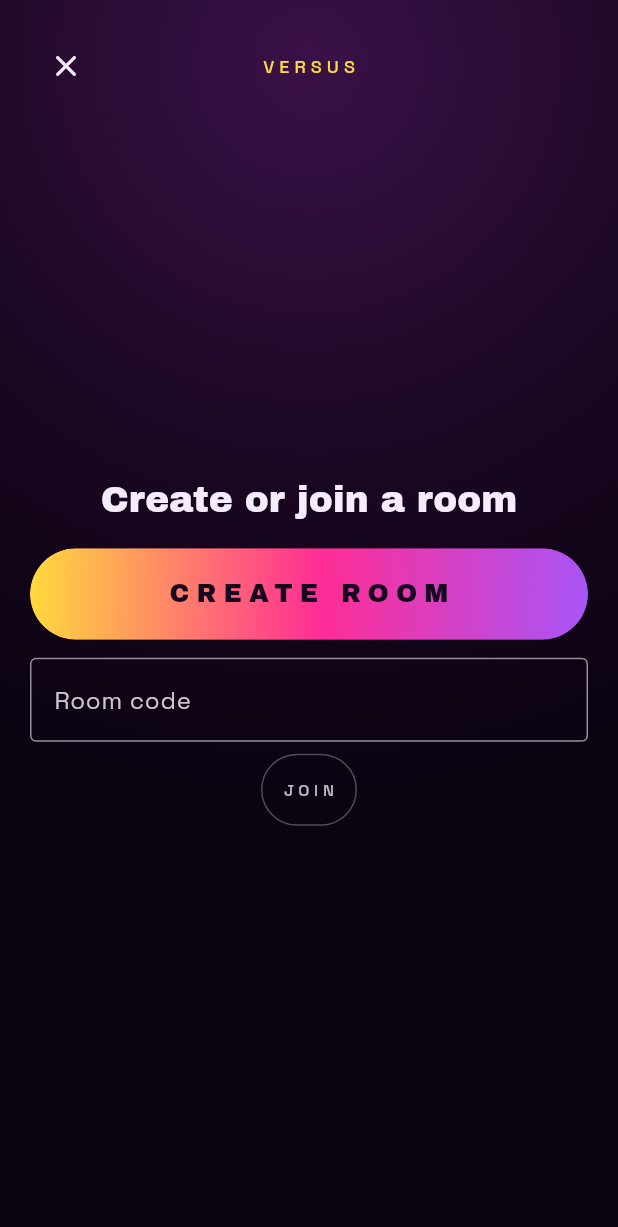
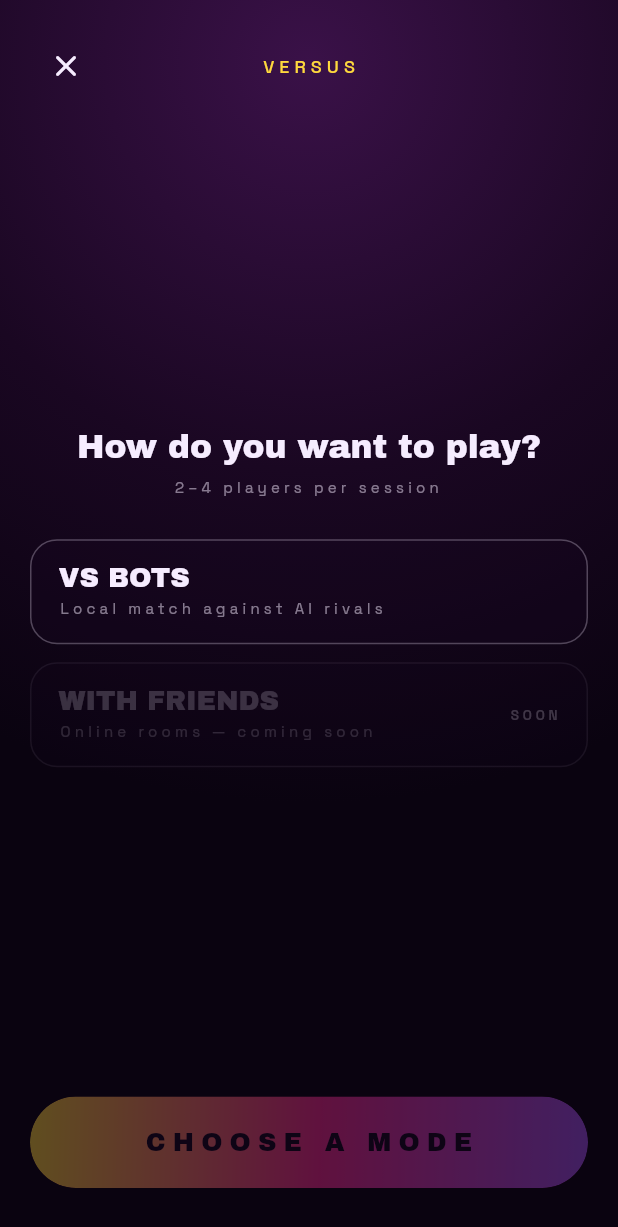
Before and after one commit to Oasis-Forge/popIt, a Flutter app: the VersusLobbyScreen screen opened directly, on a phone screen of 412 x 824 dp. Shown: the top 1227 px of the screen. Run offline on Flutter 3.47's test engine with Material 3 defaults, Android fonts, the phone set to English and light mode, and no system bars; our stand-ins replace just_audio, share_plus, shared_preferences; accounts and stored records are empty.

Commit message:
Add Versus bots lobby with 2–4 players; gray out online friends for now.
Co-authored-by: Cursor <cursoragent@cursor.com>

```diff
--- a/lib/screens/game_screen.dart
+++ b/lib/screens/game_screen.dart
@@ -419,7 +419,12 @@ class _GameScreenState extends State<GameScreen> {
                               if (versus != null) ...[
                                 const SizedBox(height: 8),
                                 Text(
-                                  'You ${versus.local.score} · ${versus.opponent.displayName} ${versus.opponent.score}',
+                                  [
+                                    'You ${versus.local.score}',
+                                    for (final r in versus.rivals)
+                                      '${r.displayName} ${r.score}',
+                                  ].join(' · '),
+                                  textAlign: TextAlign.center,
                                   style: vaultLabel(
                                     size: 11,
                                     color: v.cyan,
--- a/lib/screens/home_screen.dart
+++ b/lib/screens/home_screen.dart
@@ -290,7 +290,7 @@ class _HomeScreenState extends State<HomeScreen>
                       ),
                       const SizedBox(height: 6),
                       Text(
-                        'Friend match · classic rules',
+                        '2–4 players · bots now, friends soon',
                         textAlign: TextAlign.center,
                         style: vaultLabel(
                           size: 9,
--- a/lib/screens/versus_lobby_screen.dart
+++ b/lib/screens/versus_lobby_screen.dart
@@ -17,45 +17,40 @@ class VersusLobbyScreen extends StatefulWidget {
 }
 
 class _VersusLobbyScreenState extends State<VersusLobbyScreen> {
-  final _joinCtrl = TextEditingController();
-  String? _error;
+  VersusMatchKind? _kind;
+  int _playerCount = VersusService.minPlayers;
 
-  @override
-  void dispose() {
-    _joinCtrl.dispose();
-    super.dispose();
-  }
-
-  Future<void> _create() async {
+  Future<void> _startBots() async {
     final services = AppScope.of(context);
+    final versus = services.versusService;
     final meta = services.chartLibrary.byId(services.settings.lastChartId);
     final hash = VersusService.hashChart(meta.id, 0, meta.durationMs);
-    services.versusService.createRoom(chartId: meta.id, chartHash: hash);
-    services.versusService.armStart();
-    setState(() => _error = null);
-  }
 
-  Future<void> _join() async {
-    final services = AppScope.of(context);
-    final meta = services.chartLibrary.byId(services.settings.lastChartId);
-    final hash = VersusService.hashChart(meta.id, 0, meta.durationMs);
-    final err = services.versusService.joinRoom(
-      code: _joinCtrl.text,
-      chartId: meta.id,
-      chartHash: hash,
+    versus.configureLobby(kind: VersusMatchKind.bots, playerCount: _playerCount);
+    versus.createRoom(chartId: meta.id, chartHash: hash);
+    versus.armStart();
+
+    if (!mounted) return;
+    await Navigator.of(context).push(
+      MaterialPageRoute<void>(
+        builder: (_) => GameScreen(
+          config: RunConfig(
+            chartId: versus.chartId ?? 'demo_beat',
+            mode: GameMode.classic,
+            versusRoom: versus.roomCode,
+          ),
+        ),
+      ),
     );
-    if (err != null) {
-      setState(() => _error = err);
-      return;
-    }
-    services.versusService.armStart();
-    setState(() => _error = null);
+    versus.leave();
+    if (mounted) setState(() => _kind = null);
   }
 
   @override
   Widget build(BuildContext context) {
     final v = context.vault;
     final versus = AppScope.of(context).versusService;
+
     return Scaffold(
       body: DecoratedBox(
         decoration: BoxDecoration(gradient: v.roomGradient),
@@ -67,6 +62,7 @@ class _VersusLobbyScreenState extends State<VersusLobbyScreen> {
               return Padding(
                 padding: const EdgeInsets.all(20),
                 child: Column(
+                  crossAxisAlignment: CrossAxisAlignment.stretch,
                   children: [
                     Row(
                       children: [
@@ -89,52 +85,90 @@ class _VersusLobbyScreenState extends State<VersusLobbyScreen> {
                     ),
                     const Spacer(),
                     Text(
-                      versus.roomCode == null
-                          ? 'Create or join a room'
-                          : 'Room ${versus.roomCode}',
-                      style: vaultDisplay(size: 24),
+                      'How do you want to play?',
+                      textAlign: TextAlign.center,
+                      style: vaultDisplay(size: 22),
                     ),
-                    if (_error != null) ...[
                     const SizedBox(height: 8),
                     Text(
-                        _error!,
-                        style: vaultLabel(size: 11, color: v.missRed),
+                      '2–4 players per session',
+                      textAlign: TextAlign.center,
+                      style: vaultLabel(
+                        size: 10,
+                        color: v.paper.withValues(alpha: 0.5),
+                        weight: FontWeight.w400,
+                      ),
+                    ),
+                    const SizedBox(height: 28),
+                    _MatchOption(
+                      selected: _kind == VersusMatchKind.bots,
+                      enabled: true,
+                      title: 'VS BOTS',
+                      subtitle: 'Local match against AI rivals',
+                      onTap: () => setState(() => _kind = VersusMatchKind.bots),
+                    ),
+                    const SizedBox(height: 12),
+                    _MatchOption(
+                      selected: false,
+                      enabled: false,
+                      title: 'WITH FRIENDS',
+                      subtitle: 'Online rooms — coming soon',
+                      onTap: () {},
+                    ),
+                    if (_kind == VersusMatchKind.bots) ...[
+                      const SizedBox(height: 28),
+                      Text(
+                        'PLAYERS',
+                        textAlign: TextAlign.center,
+                        style: vaultLabel(size: 11, color: v.gold),
+                      ),
+                      const SizedBox(height: 12),
+                      Row(
+                        children: [
+                          for (var n = VersusService.minPlayers;
+                              n <= VersusService.maxPlayers;
+                              n++) ...[
+                            if (n > VersusService.minPlayers)
+                              const SizedBox(width: 8),
+                            Expanded(
+                              child: _CountChip(
+                                label: '$n',
+                                selected: _playerCount == n,
+                                onTap: () => setState(() => _playerCount = n),
+                              ),
                             ),
                           ],
-                    const SizedBox(height: 20),
-                    VaultCta(label: 'CREATE ROOM', onPressed: _create),
-                    const SizedBox(height: 12),
-                    TextField(
-                      controller: _joinCtrl,
-                      decoration: const InputDecoration(
-                        labelText: 'Room code',
-                        border: OutlineInputBorder(),
-                      ),
-                      textCapitalization: TextCapitalization.characters,
+                        ],
                       ),
                       const SizedBox(height: 8),
-                    OutlinedButton(
-                      onPressed: _join,
-                      child: const Text('JOIN'),
+                      Text(
+                        'You + ${_playerCount - 1} bot${_playerCount - 1 == 1 ? '' : 's'}',
+                        textAlign: TextAlign.center,
+                        style: vaultLabel(
+                          size: 10,
+                          color: v.paper.withValues(alpha: 0.45),
+                          weight: FontWeight.w400,
                         ),
+                      ),
+                    ],
                     const Spacer(),
-                    if (versus.roomCode != null)
+                    if (_kind == VersusMatchKind.bots)
                       VaultCta(
-                        label: 'START MATCH',
-                        onPressed: () {
-                          Navigator.of(context).push(
-                            MaterialPageRoute<void>(
-                              builder: (_) => GameScreen(
-                                config: RunConfig(
-                                  chartId: versus.chartId ?? 'demo_beat',
-                                  mode: GameMode.classic,
-                                  versusRoom: versus.roomCode,
+                        label: 'START ${_playerCount}P MATCH',
+                        shimmer: true,
+                        onPressed: _startBots,
+                      )
+                    else
+                      Opacity(
+                        opacity: 0.35,
+                        child: IgnorePointer(
+                          child: VaultCta(
+                            label: 'CHOOSE A MODE',
+                            onPressed: () {},
                           ),
                         ),
                       ),
-                          );
-                        },
-                      ),
+                    const SizedBox(height: 12),
                   ],
                 ),
               );
@@ -145,3 +179,126 @@ class _VersusLobbyScreenState extends State<VersusLobbyScreen> {
     );
   }
 }
+
+class _MatchOption extends StatelessWidget {
+  const _MatchOption({
+    required this.selected,
+    required this.enabled,
+    required this.title,
+    required this.subtitle,
+    required this.onTap,
+  });
+
+  final bool selected;
+  final bool enabled;
+  final String title;
+  final String subtitle;
+  final VoidCallback onTap;
+
+  @override
+  Widget build(BuildContext context) {
+    final v = context.vault;
+    final border = selected
+        ? v.gold
+        : v.paper.withValues(alpha: enabled ? 0.28 : 0.12);
+    final titleColor = enabled
+        ? (selected ? v.gold : v.paper)
+        : v.paper.withValues(alpha: 0.35);
+    final subColor = v.paper.withValues(alpha: enabled ? 0.5 : 0.28);
+
+    return Opacity(
+      opacity: enabled ? 1 : 0.55,
+      child: Material(
+        color: Colors.transparent,
+        child: InkWell(
+          onTap: enabled ? onTap : null,
+          borderRadius: BorderRadius.circular(18),
+          child: Container(
+            padding: const EdgeInsets.symmetric(horizontal: 18, vertical: 16),
+            decoration: BoxDecoration(
+              borderRadius: BorderRadius.circular(18),
+              border: Border.all(color: border, width: selected ? 2 : 1),
+              color: v.plateMid.withValues(alpha: selected ? 0.55 : 0.28),
+            ),
+            child: Row(
+              children: [
+                Expanded(
+                  child: Column(
+                    crossAxisAlignment: CrossAxisAlignment.start,
+                    children: [
+                      Text(title, style: vaultDisplay(size: 18, color: titleColor)),
+                      const SizedBox(height: 4),
+                      Text(
+                        subtitle,
+                        style: vaultLabel(
+                          size: 10,
+                          color: subColor,
+                          weight: FontWeight.w400,
+                        ),
+                      ),
+                    ],
+                  ),
+                ),
+                if (!enabled)
+                  Text(
+                    'SOON',
+                    style: vaultLabel(
+                      size: 9,
+                      color: v.paper.withValues(alpha: 0.4),
+                    ),
+                  )
+                else if (selected)
+                  Icon(Icons.check_circle_rounded, color: v.gold, size: 22),
+              ],
+            ),
+          ),
+        ),
+      ),
+    );
+  }
+}
+
+class _CountChip extends StatelessWidget {
+  const _CountChip({
+    required this.label,
+    required this.selected,
+    required this.onTap,
+  });
+
+  final String label;
+  final bool selected;
+  final VoidCallback onTap;
+
+  @override
+  Widget build(BuildContext context) {
+    final v = context.vault;
+    return Material(
+      color: Colors.transparent,
+      child: InkWell(
+        onTap: onTap,
+        borderRadius: BorderRadius.circular(14),
+        child: Container(
+          padding: const EdgeInsets.symmetric(vertical: 14),
+          decoration: BoxDecoration(
+            borderRadius: BorderRadius.circular(14),
+            border: Border.all(
+              color: selected ? v.gold : v.paper.withValues(alpha: 0.22),
+              width: selected ? 2 : 1,
+            ),
+            color: selected
+                ? v.gold.withValues(alpha: 0.18)
+                : v.plateMid.withValues(alpha: 0.35),
+          ),
+          child: Text(
+            label,
+            textAlign: TextAlign.center,
+            style: vaultDisplay(
+              size: 20,
+              color: selected ? v.gold : v.paper,
+            ),
+          ),
+        ),
+      ),
+    );
+  }
+}
--- a/lib/services/versus_service.dart
+++ b/lib/services/versus_service.dart
@@ -3,6 +3,8 @@ import 'dart:convert';
 import 'dart:math';
 
 import 'package:flutter/foundation.dart';
+
+enum VersusMatchKind { bots, friends }
 
 class VersusPlayerState {
   VersusPlayerState({
@@ -12,6 +14,8 @@ class VersusPlayerState {
     this.posMs = 0,
     this.state = 'lobby',
     this.displayName = 'You',
+    this.isBot = false,
+    this.isLocal = false,
   });
 
   int score;
@@ -20,23 +24,47 @@ class VersusPlayerState {
   int posMs;
   String state;
   String displayName;
+  bool isBot;
+  bool isLocal;
 }
 
-/// Versus rooms. Uses an in-memory mock until Firebase RTDB is wired.
-/// API mirrors the planned RTDB shape so swapping transport is local.
+/// Versus rooms. Bots work locally; friends reserved for Firebase later.
 class VersusService extends ChangeNotifier {
   VersusService() : _random = Random();
 
   final Random _random;
+
+  static const minPlayers = 2;
+  static const maxPlayers = 4;
+  static const syncHz = 4;
+
   String? roomCode;
   String? chartId;
   String? chartHash;
   bool isHost = false;
-  VersusPlayerState local = VersusPlayerState();
-  VersusPlayerState opponent = VersusPlayerState(displayName: 'Rival');
+  VersusMatchKind? matchKind;
+  int targetPlayerCount = minPlayers;
+  final List<VersusPlayerState> players = [];
   DateTime? startAtLocal;
   Timer? _syncTimer;
-  static const syncHz = 4;
+
+  VersusPlayerState get local => players.firstWhere(
+        (p) => p.isLocal,
+        orElse: () => VersusPlayerState(displayName: 'You', isLocal: true),
+      );
+
+  List<VersusPlayerState> get rivals =>
+      players.where((p) => !p.isLocal).toList();
+
+  /// Back-compat for single-opponent UI callers.
+  VersusPlayerState get opponent =>
+      rivals.isEmpty ? VersusPlayerState(displayName: 'Rival') : rivals.first;
+
+  bool get canStart =>
+      matchKind != null &&
+      players.length >= minPlayers &&
+      players.length <= maxPlayers &&
+      players.any((p) => p.isLocal);
 
   static String dailySeed([DateTime? now]) {
     final n = (now ?? DateTime.now()).toUtc();
@@ -51,48 +79,80 @@ class VersusService extends ChangeNotifier {
         .substring(0, 12);
   }
 
+  static const _botNames = ['Nova', 'Pulse', 'Echo', 'Vibe', 'Glow', 'Bass'];
+
+  void configureLobby({
+    required VersusMatchKind kind,
+    required int playerCount,
+  }) {
+    final count = playerCount.clamp(minPlayers, maxPlayers);
+    matchKind = kind;
+    targetPlayerCount = count;
+    players
+      ..clear()
+      ..add(VersusPlayerState(displayName: 'You', isLocal: true, state: 'ready'));
+
+    if (kind == VersusMatchKind.bots) {
+      final botCount = count - 1;
+      final names = [..._botNames]..shuffle(_random);
+      for (var i = 0; i < botCount; i++) {
+        players.add(
+          VersusPlayerState(
+            displayName: names[i % names.length],
+            isBot: true,
+            state: 'ready',
+          ),
+        );
+      }
+      roomCode = 'BOTS';
+      isHost = true;
+    } else {
+      // Friends: seat placeholders until Firebase join fills them.
+      roomCode = null;
+      isHost = true;
+      for (var i = 1; i < count; i++) {
+        players.add(
+          VersusPlayerState(displayName: 'Open seat $i', state: 'lobby'),
+        );
+      }
+    }
+    notifyListeners();
+  }
+
   String createRoom({
     required String chartId,
     required String chartHash,
   }) {
     this.chartId = chartId;
     this.chartHash = chartHash;
-    roomCode = List.generate(6, (_) => _random.nextInt(36).toRadixString(36))
-        .join()
-        .toUpperCase();
+    if (matchKind == VersusMatchKind.bots) {
+      roomCode = 'BOTS';
+    } else {
+      roomCode = List.generate(6, (_) => _random.nextInt(36).toRadixString(36))
+          .join()
+          .toUpperCase();
+    }
     isHost = true;
-    local = VersusPlayerState(displayName: 'You', state: 'ready');
-    opponent = VersusPlayerState(displayName: 'Waiting…', state: 'lobby');
     notifyListeners();
     return roomCode!;
   }
 
-  /// Returns null on success, otherwise a refusal reason.
+  /// Friends join — reserved. Returns refusal until online is wired.
   String? joinRoom({
     required String code,
     required String chartId,
     required String chartHash,
   }) {
-    if (code.trim().length < 4) return 'Invalid room code';
-    // Mock rooms accept any code; refuse only on explicit hash mismatch
-    // when a host chart was already set in-session.
-    if (this.chartHash != null && this.chartHash != chartHash) {
-      return 'chartHash mismatch — refuse to start';
-    }
-    roomCode = code.trim().toUpperCase();
-    this.chartId = chartId;
-    this.chartHash = chartHash;
-    isHost = false;
-    local = VersusPlayerState(displayName: 'You', state: 'ready');
-    opponent = VersusPlayerState(displayName: 'Host', state: 'ready');
-    notifyListeners();
-    return null;
+    return 'Online friends coming soon';
   }
 
   void armStart({Duration countdown = const Duration(seconds: 3)}) {
     startAtLocal = DateTime.now().add(countdown);
-    local.state = 'countdown';
-    opponent.state = 'countdown';
+    for (final p in players) {
+      if (p.state != 'lobby' || p.isBot || p.isLocal) {
+        p.state = 'countdown';
+      }
+    }
     notifyListeners();
   }
 
@@ -111,19 +171,26 @@ class VersusService extends ChangeNotifier {
     required int posMs,
     String state = 'playing',
   }) {
-    local
+    final you = local;
+    you
       ..score = score
       ..combo = combo
       ..accuracy = accuracy
       ..posMs = posMs
       ..state = state;
-    // Local mock opponent drift for UI polish without Firebase.
-    opponent
-      ..score = (score * 0.92).round()
-      ..combo = combo > 0 ? combo - 1 : 0
-      ..accuracy = (accuracy * 0.95).clamp(0, 1)
-      ..posMs = posMs
-      ..state = state;
+
+    // Simulate bots drifting under the local score for polish.
+    for (var i = 0; i < rivals.length; i++) {
+      final bot = rivals[i];
+      if (!bot.isBot) continue;
+      final factor = 0.78 + (i * 0.07) + (_random.nextDouble() * 0.06);
+      bot
+        ..score = (score * factor).round()
+        ..combo = combo > i ? combo - (i + 1) : 0
+        ..accuracy = (accuracy * (0.88 + i * 0.03)).clamp(0, 1)
+        ..posMs = posMs
+        ..state = state;
+    }
     notifyListeners();
   }
 
@@ -133,6 +200,9 @@ class VersusService extends ChangeNotifier {
     chartId = null;
     chartHash = null;
     startAtLocal = null;
+    matchKind = null;
+    targetPlayerCount = minPlayers;
+    players.clear();
     notifyListeners();
   }
 
```
Lines whose indentation alone changed are shown as unchanged.
